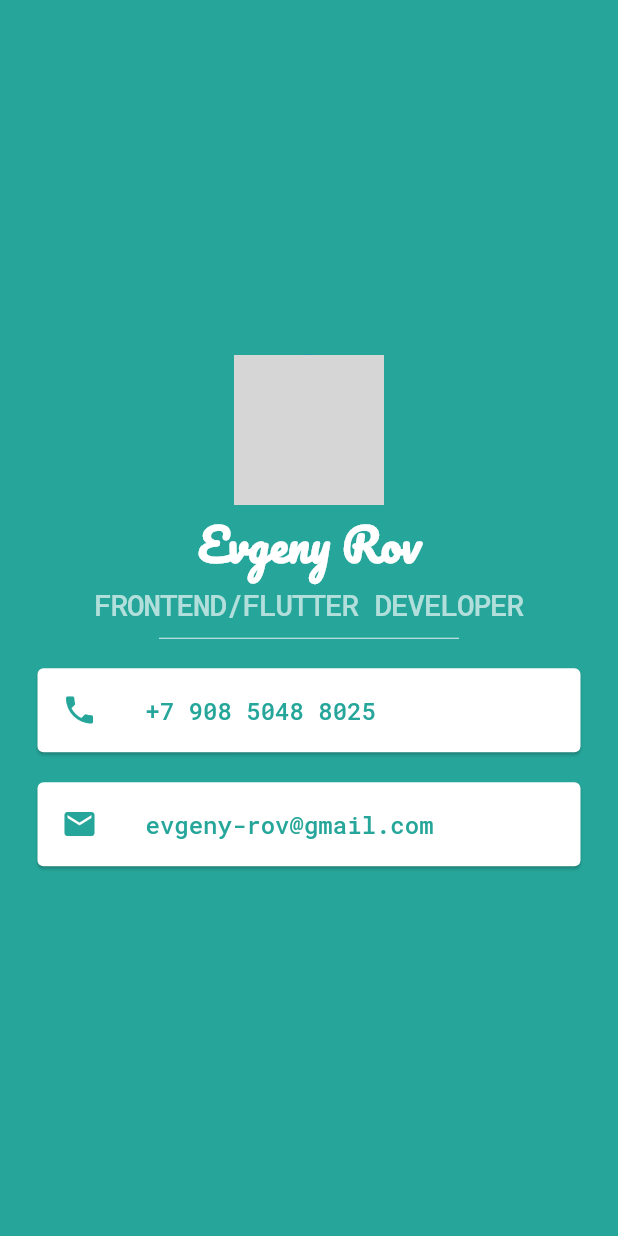
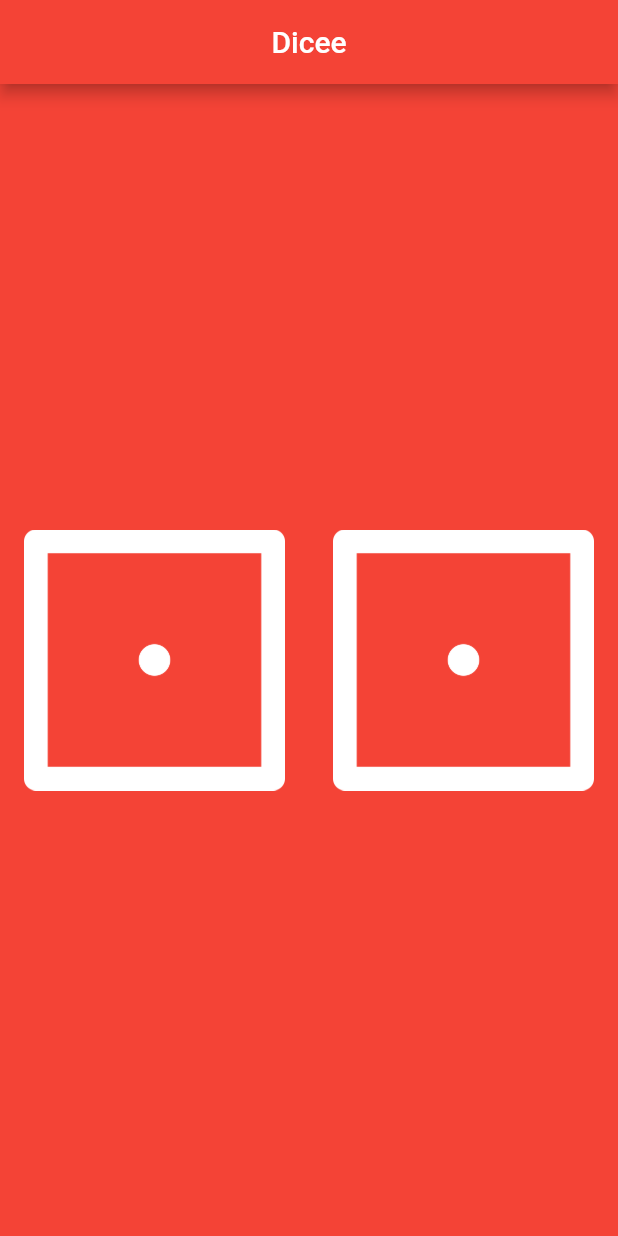
Before and after one commit to evgeny-rov/learning-flutter, a Flutter app: the screen it shows after launch, on a phone screen of 412 x 824 dp. Run offline on Flutter 3.47's test engine with Material 2 defaults, Android fonts, the phone set to English and light mode, and no system bars; grey boxes are pictures that could not be loaded.

```diff
--- a/lib/main.dart
+++ b/lib/main.dart
@@ -1,92 +1,57 @@
+import 'dart:math';
+
 import 'package:flutter/material.dart';
 
-const PROFILE_PIC_URL =
-    'https://sun9-46.userapi.com/impf/c630828/v630828453/14db7/UlvZQYaLpnI.jpg?size=640x480&quality=96&proxy=1&sign=121e1c209407d26fc230dee02a9b96ce&type=album';
+void main() {
+  return runApp(
+    MaterialApp(
+      home: Scaffold(
+        backgroundColor: Colors.red,
+        appBar: AppBar(
+          title: Text('Dicee'),
+          centerTitle: true,
+          backgroundColor: Colors.red,
+        ),
+        body: DicePage(),
+      ),
+    ),
+  );
+}
 
-void main() => runApp(MyApp());
+class DicePage extends StatefulWidget {
+  @override
+  _DicePageState createState() => _DicePageState();
+}
 
-class MyApp extends StatelessWidget {
+class _DicePageState extends State<DicePage> {
+  int leftDiceNumber = 1;
+  int rightDiceNumber = 1;
+
+  void changeDiceFace() {
+    setState(() {
+      leftDiceNumber = Random().nextInt(5) + 1;
+      rightDiceNumber = Random().nextInt(5) + 1;
+    });
+  }
+
   @override
   Widget build(BuildContext context) {
-    return MaterialApp(
-      home: Scaffold(
-        backgroundColor: Colors.teal[400],
-        body: SafeArea(
-          child: Column(
-            mainAxisAlignment: MainAxisAlignment.center,
-            children: [
-              CircleAvatar(
-                radius: 50,
-                backgroundImage: NetworkImage(PROFILE_PIC_URL),
-              ),
-              Text(
-                'Evgeny Rov',
-                style: TextStyle(
-                  fontSize: 30,
-                  fontWeight: FontWeight.bold,
-                  fontFamily: 'Pacifico',
-                  color: Colors.white,
-                ),
-              ),
-              Text(
-                'FRONTEND/FLUTTER DEVELOPER',
-                style: TextStyle(
-                  fontSize: 20,
-                  letterSpacing: -1,
-                  fontFamily: 'Roboto Mono',
-                  color: Colors.teal[100],
-                ),
-              ),
-              SizedBox(
-                height: 20,
-                width: 200,
-                child: Divider(
-                  color: Colors.teal[50],
-                ),
-              ),
-              Card(
-                color: Colors.white,
-                margin: EdgeInsets.symmetric(
-                  vertical: 10,
-                  horizontal: 25,
-                ),
-                child: ListTile(
-                  leading: Icon(
-                    Icons.phone,
-                    color: Colors.teal[400],
-                  ),
-                  title: Text(
-                    '+7 908 5048 8025',
-                    style: TextStyle(
-                      fontFamily: 'Roboto Mono',
-                      color: Colors.teal[400],
-                    ),
-                  ),
-                ),
-              ),
-              Card(
-                color: Colors.white,
-                margin: EdgeInsets.symmetric(
-                  vertical: 10,
-                  horizontal: 25,
-                ),
-                child: ListTile(
-                  leading: Icon(
-                    Icons.email,
-                    color: Colors.teal[400],
-                  ),
-                  title: Text(
-                    'evgeny-rov@gmail.com',
-                    style: TextStyle(
-                      fontFamily: 'Roboto Mono',
-                      color: Colors.teal[400],
-                    ),
-                  ),
-                ),
-              ),
-            ],
+    return Center(
+      child: Row(
+        children: [
+          Expanded(
+            child: FlatButton(
+              child: Image.asset('assets/dice$leftDiceNumber.png'),
+              onPressed: () => changeDiceFace(),
+            ),
           ),
-        ),
+          Expanded(
+            child: FlatButton(
+              child: Image.asset('assets/dice$rightDiceNumber.png'),
+              onPressed: () => changeDiceFace(),
+            ),
+          ),
+        ],
       ),
     );
   }
```
